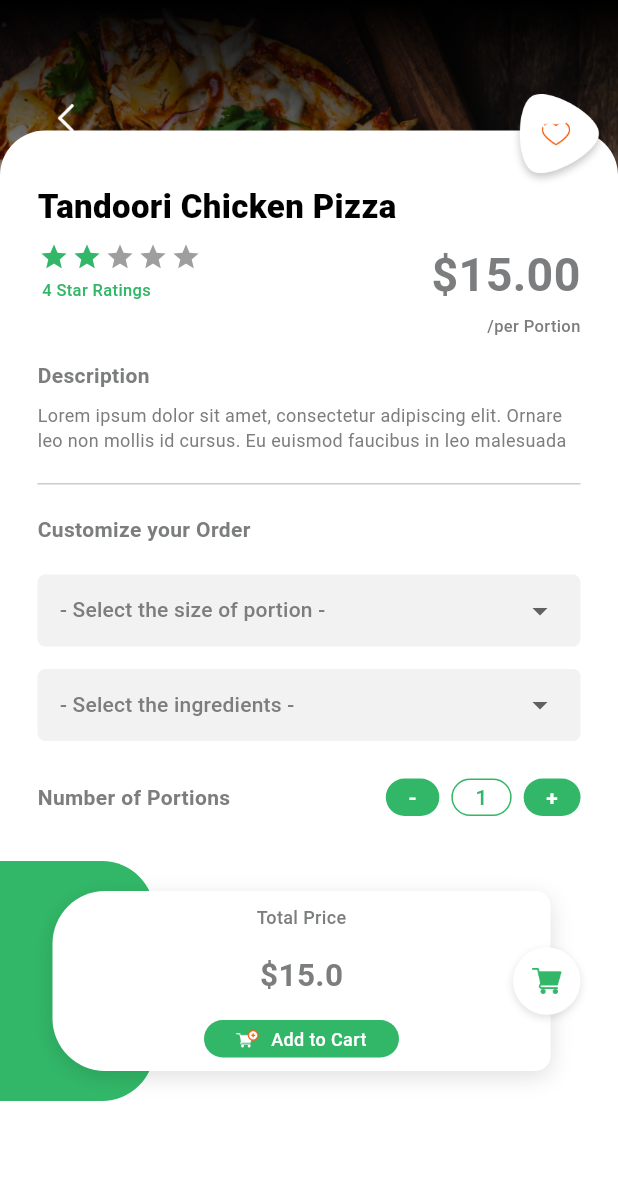
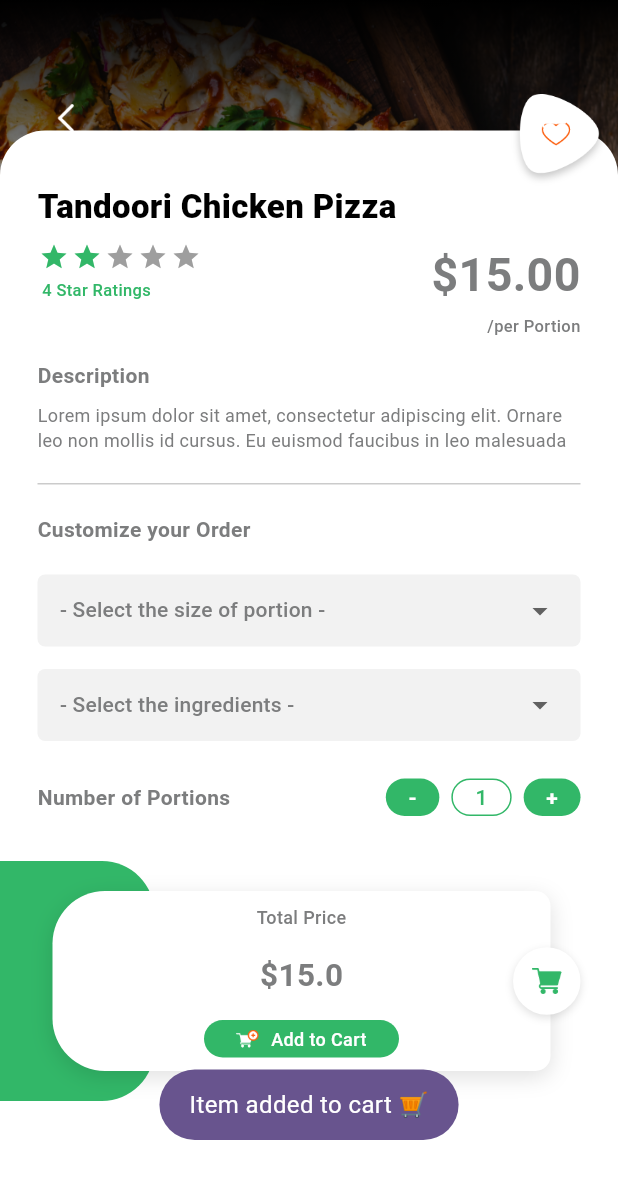
Before and after one commit to OneByte-Foods/ONE-BYTE-FOOD-MOBILE, a Flutter app: the ItemDetailsView screen opened directly, scrolled down 285 dp, after a tap on "Add to Cart", on a phone screen of 412 x 824 dp. Shown: the top 1179 px of the screen. Run offline on Flutter 3.47's test engine with Material 3 defaults, Android fonts, the phone set to English and light mode, and no system bars; drawn by our look-alikes of flutter_rating_bar; our stand-ins replace cloud_firestore, connectivity_plus, dio, firebase_auth, firebase_core, firebase_database and 11 more; missing offline and left inert: custom_map_markers, flutter_polyline_points, khalti_flutter, mobile_scanner, qr_scanner_overlay; accounts and stored records are empty.

Commit message:
♻️ Refactor:  Adding item to cart and show toast message

```diff
--- a/lib/screens/menu/item_details_view.dart
+++ b/lib/screens/menu/item_details_view.dart
@@ -1,3 +1,4 @@
+import 'package:One_Bytes_Food/utils/utils.dart';
 import 'package:flutter/material.dart';
 import 'package:flutter_rating_bar/flutter_rating_bar.dart';
 import 'package:provider/provider.dart';
@@ -491,6 +492,9 @@ class _ItemDetailsViewState extends State<ItemDetailsView> {
                                                             "price":
                                                                 price * qty,
                                                           });
+                                                          Utils.showToast(
+                                                              context,
+                                                              "Item added to cart 🛒");
                                                         }),
                                                   )
                                                 ],
--- /dev/null
+++ b/lib/utils/utils.dart
@@ -0,0 +1,16 @@
+import 'package:flutter/material.dart';
+import 'package:fluttertoast/fluttertoast.dart';
+
+class Utils {
+  static void showToast(BuildContext context, String message) {
+    Fluttertoast.showToast(
+      msg: message,
+      toastLength: Toast.LENGTH_SHORT,
+      backgroundColor: Theme.of(context).primaryColor,
+      textColor: Colors.white,
+      fontSize: 16.0,
+      gravity: ToastGravity.BOTTOM,
+      timeInSecForIosWeb: 1,
+    );
+  }
+}
--- a/pubspec.yaml
+++ b/pubspec.yaml
@@ -58,7 +58,6 @@ dependencies:
   google_fonts: ^6.2.1
   firebase_database: ^10.5.0
   esewa_flutter: ^1.1.2
-  dio: ^5.4.2+1
   google_maps_flutter: ^2.6.1
   location: ^6.0.1
   flutter_polyline_points: ^2.0.0
@@ -66,6 +65,8 @@ dependencies:
   image_picker: ^1.1.1
   flutter_rating_bar: ^4.0.1
   custom_map_markers: ^0.0.2+1
+  fluttertoast: ^8.2.5
+  dio: ^5.4.3+1
 
 
 
```
Also changed, not shown: lib/screens/menu/menu_view.dart (+13 -1 lines), pubspec.lock.
